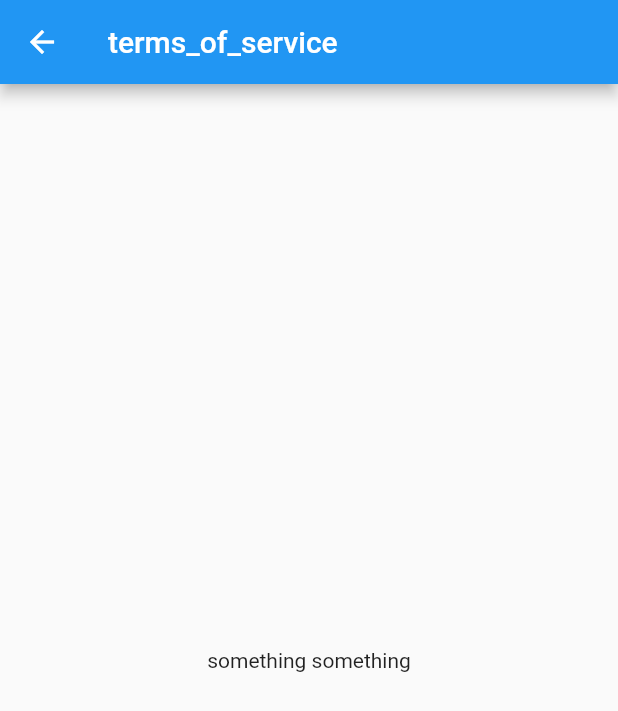
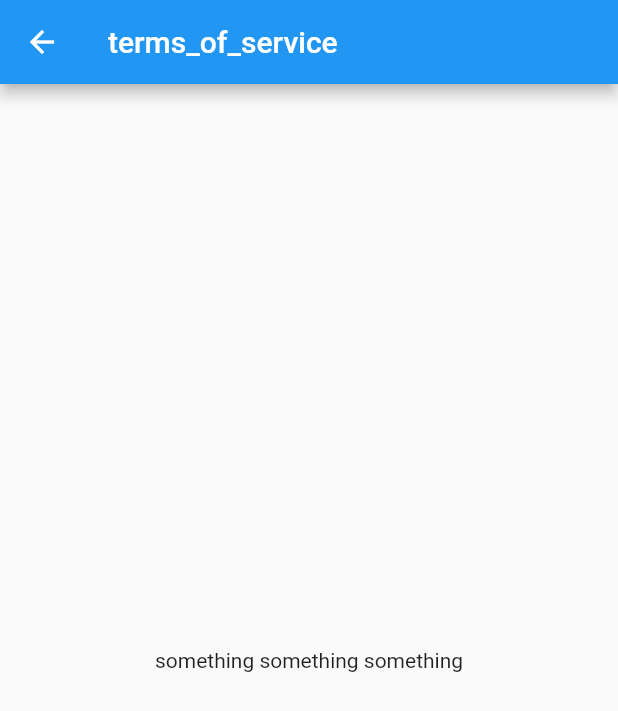
Before and after one commit to Ryota-Kurokawa/test_git, a Flutter app: the iphone14_17 screen opened directly, on a phone screen of 412 x 824 dp. Shown: the top 711 px of the screen. Run offline on Flutter 3.47's test engine with Material 2 defaults, Android fonts, the light colour scheme and no system bars.

Commit message:
11 something

```diff
--- a/lib/iphone14_17.dart
+++ b/lib/iphone14_17.dart
@@ -8,7 +8,7 @@ class iphone14_17 extends StatelessWidget {
     return Scaffold(
       appBar: AppBar(title: const Text('terms_of_service')),
       body: const Center(
-        child: Text("something something"),
+        child: Text("something something something"),
       ),
     );
   }
```
